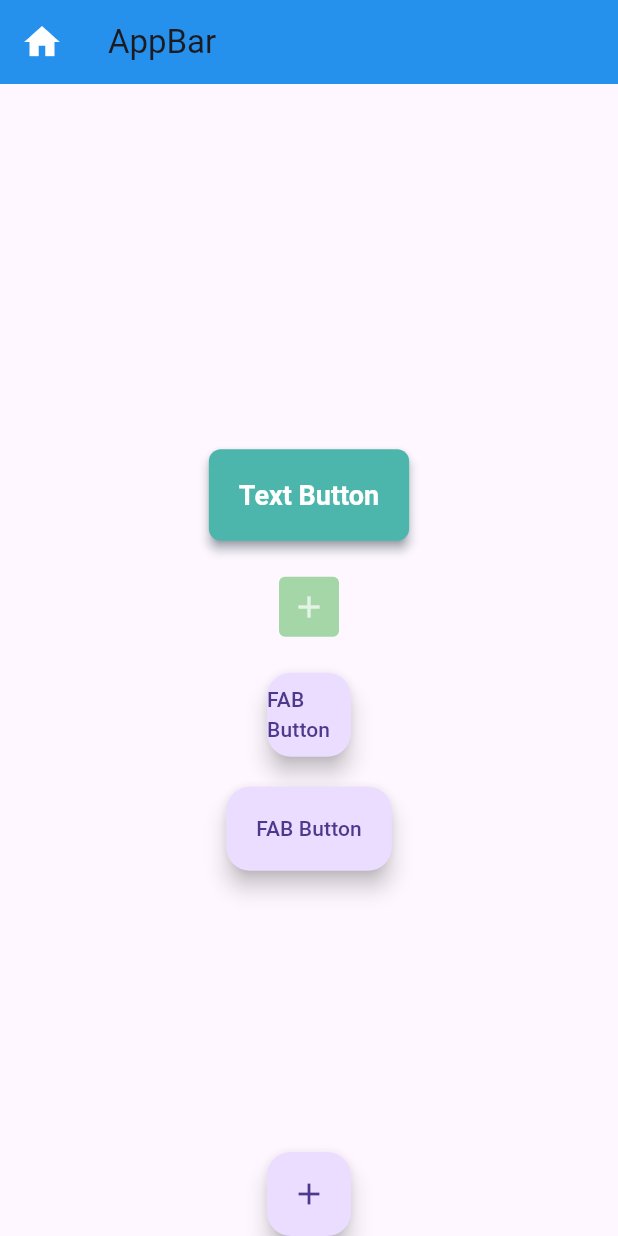
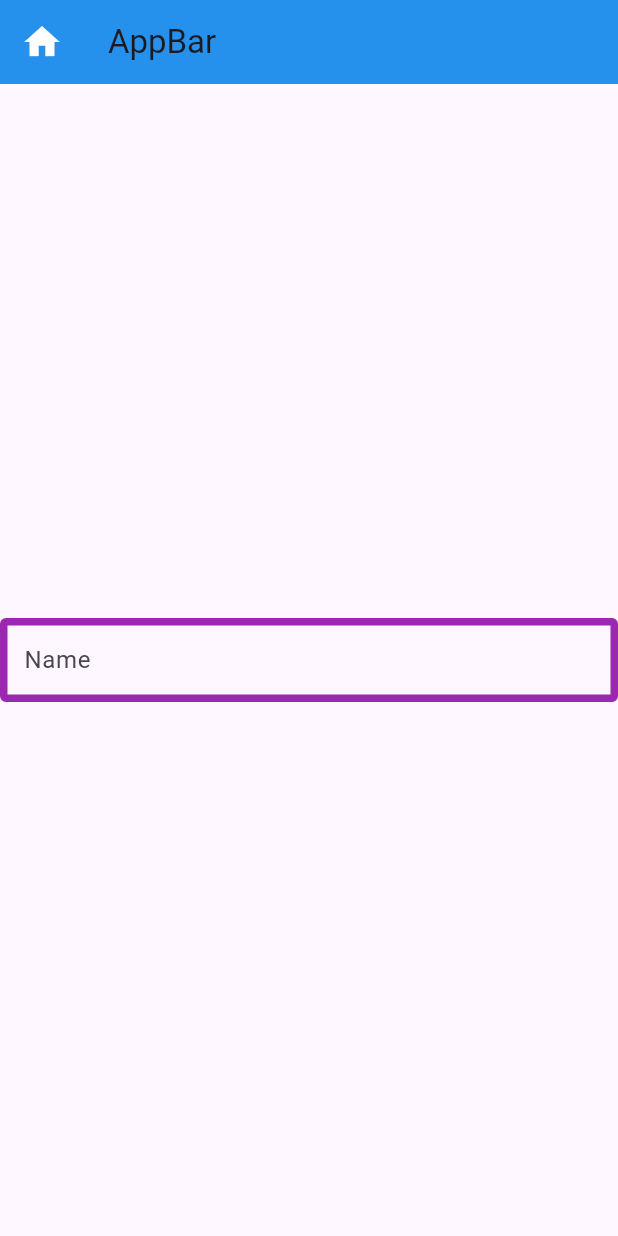
Before and after one commit to littleboyaba/Flutter-Widgets, a Flutter app: the screen it shows after launch, on a phone screen of 412 x 824 dp. Run offline on Flutter 3.47's test engine with Material 3 defaults, Android fonts, the phone set to English and light mode, and no system bars.

Commit message:
Widget => TextField

```diff
--- a/lib/main.dart
+++ b/lib/main.dart
@@ -11,7 +11,7 @@ class MyApp extends StatelessWidget {
 
   @override
   Widget build(BuildContext context) {
-    return const MaterialApp(
+    return MaterialApp(
       title: "Flutter Widget",
       home: HomeActivity(),
     );
@@ -19,7 +19,11 @@ class MyApp extends StatelessWidget {
 }
 
 class HomeActivity extends StatelessWidget {
-  const HomeActivity({super.key});
+  HomeActivity({super.key});
+  // TextEditingController use to control textField
+  final TextEditingController nameTextFieldController = TextEditingController();
+
+
 
   @override
   Widget build(BuildContext context) {
@@ -39,60 +43,61 @@ class HomeActivity extends StatelessWidget {
         child: Column(
           mainAxisAlignment: MainAxisAlignment.center,
           children: [
-            TextButton(
-              onPressed: () {
-                print('Pressed on Text Button');
+            TextField(
+              controller: nameTextFieldController,
+              onTap: () {
+                print('TEXT FIELD TAPPED');
               },
-              style: TextButton.styleFrom(
-                  backgroundColor: Colors.teal.shade300,
-                  foregroundColor: Colors.white,
-                  // maximumSize: Size(300, 50),
-                  // minimumSize: Size(250, 40),
-                  padding: EdgeInsets.all(20),
-                  // padding: EdgeInsets.symmetric(vertical: 16, horizontal: 32),
-                  // padding: EdgeInsets.only(left: 12, top: 20, right: 12, bottom: 20),
-                  elevation: 3,
-                  shadowColor: Colors.blueGrey,
-                  textStyle: TextStyle(
-                    fontWeight: FontWeight.w600,
-                    fontSize: 18,
-                    color: Colors
-                        .red, // text color wont work here as foregroundColor set on above.
-                  ),
-                  shape: RoundedRectangleBorder(
-                    borderRadius: BorderRadius.circular(8),
-                  )),
-              child: Text("Text Button"),
-            ),
-            SizedBox(height: 20,),
-            IconButton(
-              onPressed: () {},
-              icon: Icon(Icons.add),
-              style: IconButton.styleFrom(
-                  backgroundColor: Colors.green.shade200,
-                  foregroundColor: Colors.white70,
-                  shape: RoundedRectangleBorder(
-                    borderRadius: BorderRadius.circular(4),
-                  )),
-            ),
-            SizedBox(height: 20,),
-            FloatingActionButton(
-              onPressed: () {},
-              child: Text("FAB Button"),
-            ),
-            SizedBox(height: 20,),
-            FloatingActionButton.extended(
-              onPressed: () {},
-              label: Text("FAB Button"),
+              // you can set TextInputType in keyboardType.
+              keyboardType: TextInputType.text,
+              // onChanged used to validate text input. you can see the out put in console.
+              onChanged: (String input) {
+                print(input);
+              },
+              // textInputAction change keyboard Action Button.
+              textInputAction: TextInputAction.done,
+
+              // TextEditingController use case example.
+              onSubmitted: (String value){
+                print(nameTextFieldController.text);
+                nameTextFieldController.clear();
+              },
+
+              // use to hind text when user input it. like for password or other uses.
+              // obscureText: ture,
+              obscureText: false,
+
+              // Decoration
+              decoration: InputDecoration(
+                enabled:
+                    true, // use this to enable or disable your text field. it can be use in directly in TextField too.
+                label: Text("Name"),
+                hintText: 'Enter your name',
+
+                border: OutlineInputBorder(
+                  borderSide: BorderSide(
+                      color: Colors.green, width: 5, style: BorderStyle.solid),
+                ),
+
+                enabledBorder: OutlineInputBorder(
+                  borderSide: BorderSide(
+                      color: Colors.purple, width: 5, style: BorderStyle.solid),
+                ),
+
+                focusedBorder: OutlineInputBorder(
+                  borderSide: BorderSide(
+                      color: Colors.teal, width: 5, style: BorderStyle.solid),
+                ),
+
+                disabledBorder: OutlineInputBorder(
+                  borderSide: BorderSide(
+                      color: Colors.red, width: 5, style: BorderStyle.solid),
+                ),
+              ),
             ),
           ],
         ),
       ),
-      floatingActionButtonLocation: FloatingActionButtonLocation.centerDocked,
-      floatingActionButton: FloatingActionButton(
-        onPressed: () {},
-        child: Icon(Icons.add),
-      ),
     );
   }
 }
```
